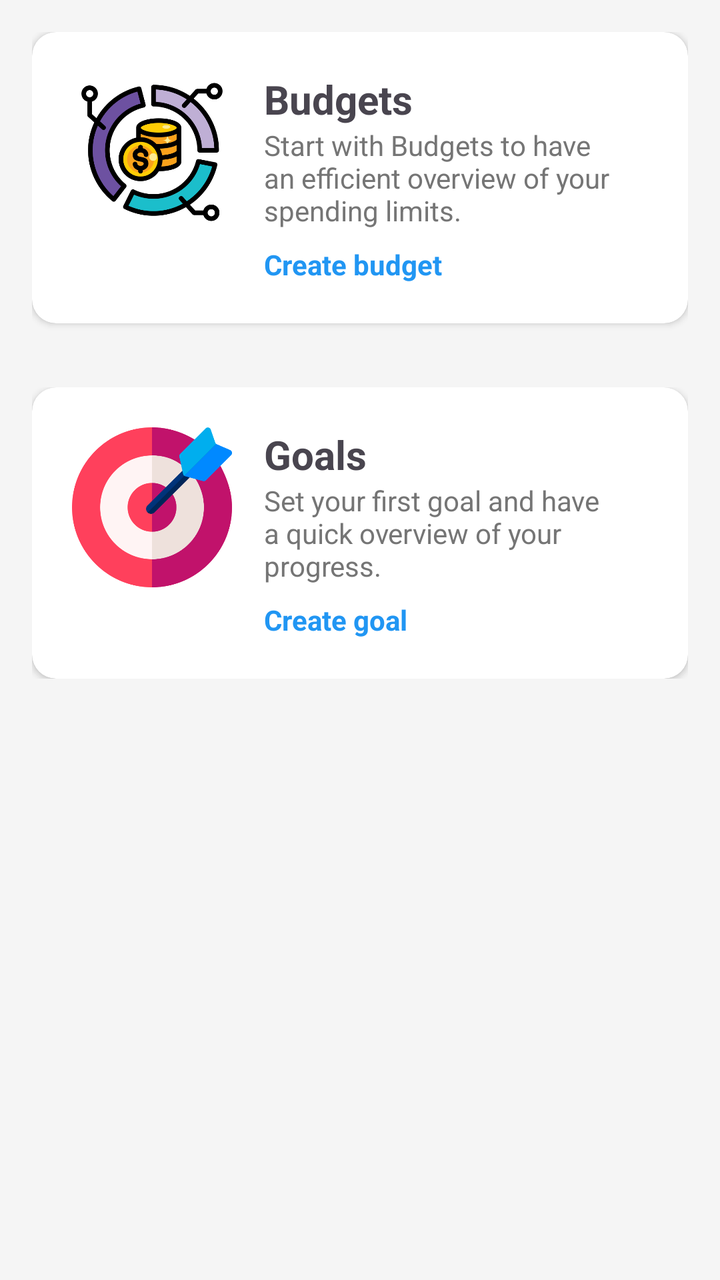
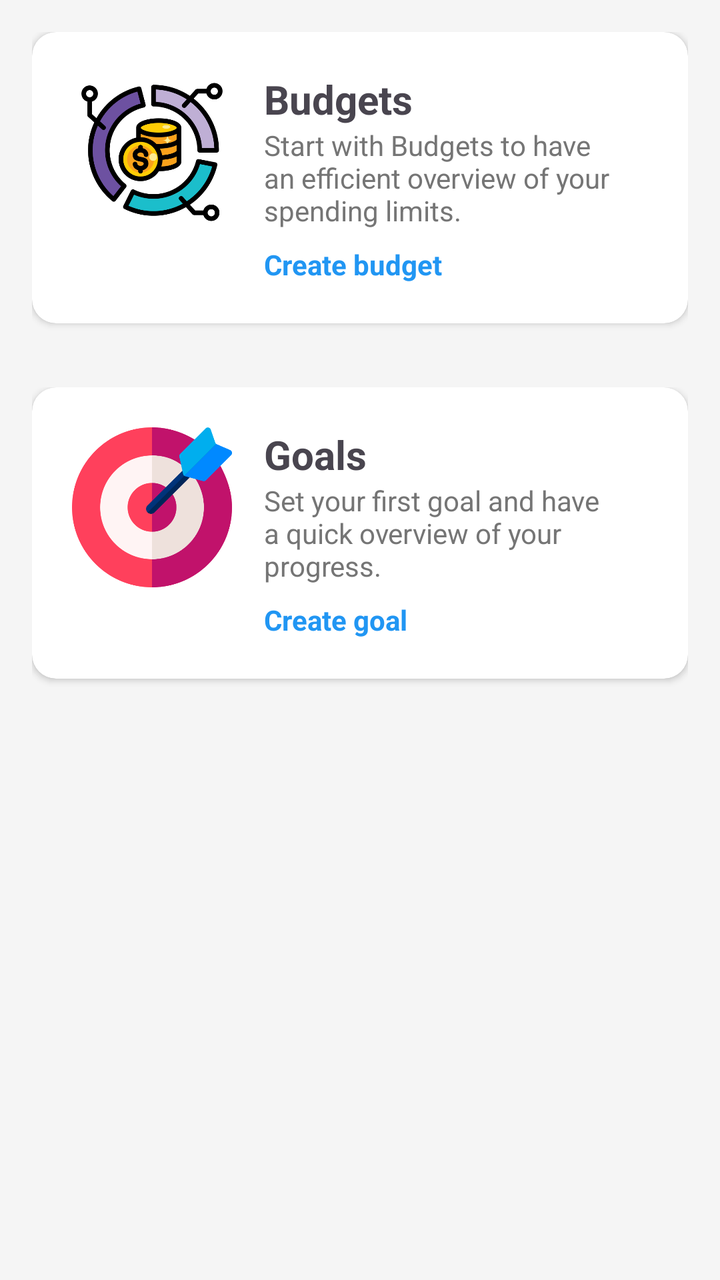

Two renders of the same Android screen: before a commit and after it. Below are the layout's source before the change and the commit's diff.
<!-- AndroidManifest.xml: application theme Theme.ExpenseTracker -->
<!-- res/layout/fragment_budgets_goals.xml -->
<?xml version="1.0" encoding="utf-8"?>
<ScrollView xmlns:android="http://schemas.android.com/apk/res/android"
    xmlns:app="http://schemas.android.com/apk/res-auto"
    android:layout_width="match_parent"
    android:layout_height="match_parent"
    android:background="#F5F5F5">

    <LinearLayout
        android:layout_width="match_parent"
        android:layout_height="wrap_content"
        android:orientation="vertical"
        android:padding="16dp">

        <FrameLayout
            android:layout_width="match_parent"
            android:layout_height="wrap_content">

            <androidx.cardview.widget.CardView
                android:id="@+id/cardBudgetEmpty"
                android:layout_width="match_parent"
                android:layout_height="wrap_content"
                android:layout_marginBottom="16dp"
                app:cardCornerRadius="12dp"
                app:cardElevation="2dp">

                <LinearLayout
                    android:layout_width="match_parent"
                    android:layout_height="wrap_content"
                    android:orientation="horizontal"
                    android:padding="20dp">

                    <ImageView
                        android:layout_width="80dp"
                        android:layout_height="80dp"
                        android:src="@drawable/budget" />

                    <LinearLayout
                        android:layout_width="0dp"
                        android:layout_height="wrap_content"
                        android:layout_weight="1"
                        android:layout_marginStart="16dp"
                        android:orientation="vertical">

                        <TextView
                            android:layout_width="wrap_content"
                            android:layout_height="wrap_content"
                            android:text="Budgets"
                            android:textSize="20sp"
                            android:textStyle="bold" />

                        <TextView
                            android:layout_width="wrap_content"
                            android:layout_height="wrap_content"
                            android:text="Start with Budgets to have an efficient overview of your spending limits."
                            android:textColor="#757575" />

                        <TextView
                            android:id="@+id/createBudgetBtn"
                            android:layout_width="wrap_content"
                            android:layout_height="wrap_content"
                            android:layout_marginTop="8dp"
                            android:text="Create budget"
                            android:textColor="#2196F3"
                            android:textStyle="bold" />
                    </LinearLayout>
                </LinearLayout>
            </androidx.cardview.widget.CardView>

            <androidx.recyclerview.widget.RecyclerView
                android:id="@+id/budgetRecyclerView"
                android:layout_width="match_parent"
                android:layout_height="wrap_content"
                android:visibility="gone" />
        </FrameLayout>

        <FrameLayout
            android:layout_width="match_parent"
            android:layout_height="wrap_content"
            android:layout_marginTop="16dp">

            <androidx.cardview.widget.CardView
                android:id="@+id/cardGoalEmpty"
                android:layout_width="match_parent"
                android:layout_height="wrap_content"
                app:cardCornerRadius="12dp"
                app:cardElevation="2dp">

                <LinearLayout
                    android:layout_width="match_parent"
                    android:layout_height="wrap_content"
                    android:orientation="horizontal"
                    android:padding="20dp">

                    <ImageView
                        android:layout_width="80dp"
                        android:layout_height="80dp"
                        android:src="@drawable/target" />

                    <LinearLayout
                        android:layout_width="0dp"
                        android:layout_height="wrap_content"
                        android:layout_weight="1"
                        android:layout_marginStart="16dp"
                        android:orientation="vertical">

                        <TextView
                            android:layout_width="wrap_content"
                            android:layout_height="wrap_content"
                            android:text="Goals"
                            android:textSize="20sp"
                            android:textStyle="bold" />

                        <TextView
                            android:layout_width="wrap_content"
                            android:layout_height="wrap_content"
                            android:text="Set your first goal and have a quick overview of your progress."
                            android:textColor="#757575" />

                        <TextView
                            android:id="@+id/createGoalBtn"
                            android:layout_width="wrap_content"
                            android:layout_height="wrap_content"
                            android:layout_marginTop="8dp"
                            android:text="Create goal"
                            android:textColor="#2196F3"
                            android:textStyle="bold" />
                    </LinearLayout>
                </LinearLayout>
            </androidx.cardview.widget.CardView>

            <androidx.recyclerview.widget.RecyclerView
                android:id="@+id/goalRecyclerView"
                android:layout_width="match_parent"
                android:layout_height="wrap_content"
                android:visibility="gone" />
        </FrameLayout>

    </LinearLayout>
</ScrollView>
<!-- resources referenced by this layout -->
<resources>
  <!-- drawable budget: png bitmap (drawable, 47391 bytes) -->
  <!-- drawable target: png bitmap (drawable, 27934 bytes) -->
  <style name="Theme.ExpenseTracker" parent="Base.Theme.ExpenseTracker" />
  <style name="Base.Theme.ExpenseTracker" parent="Theme.Material3.DayNight.NoActionBar">
          
          
      </style>
</resources>

<!-- the commit's change to res/layout/fragment_budgets_goals.xml (unified diff, before → after) -->
@@ -82,6 +82,7 @@
                 android:id="@+id/cardGoalEmpty"
                 android:layout_width="match_parent"
                 android:layout_height="wrap_content"
+                android:layout_marginBottom="16dp"
                 app:cardCornerRadius="12dp"
                 app:cardElevation="2dp">
 
